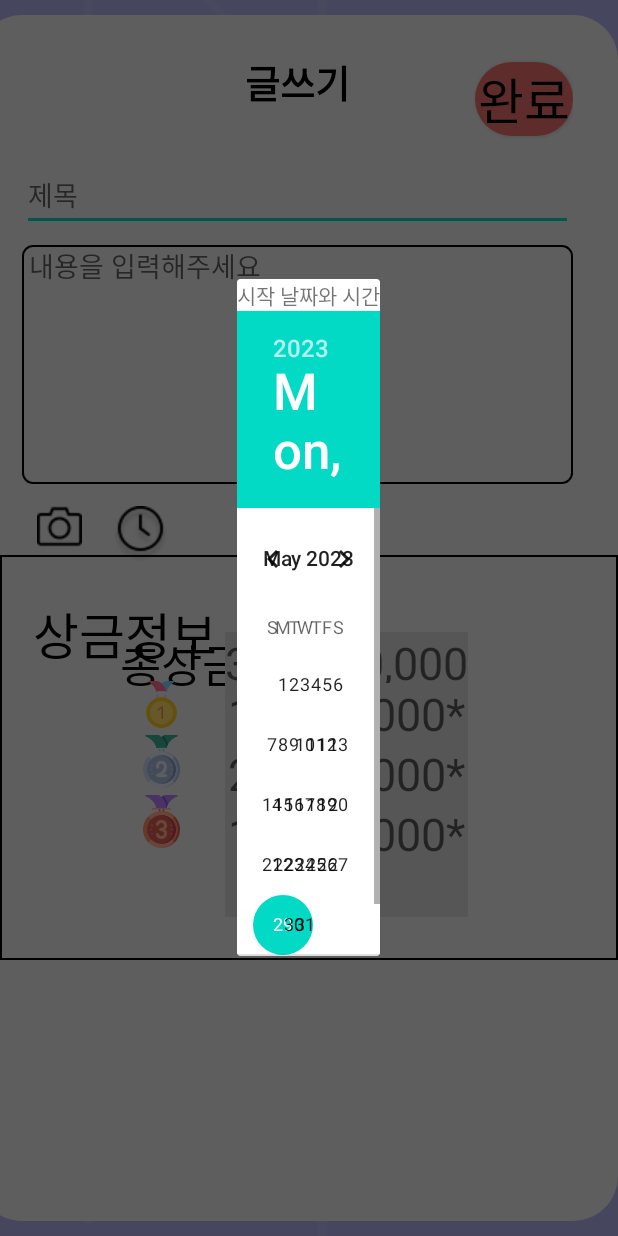
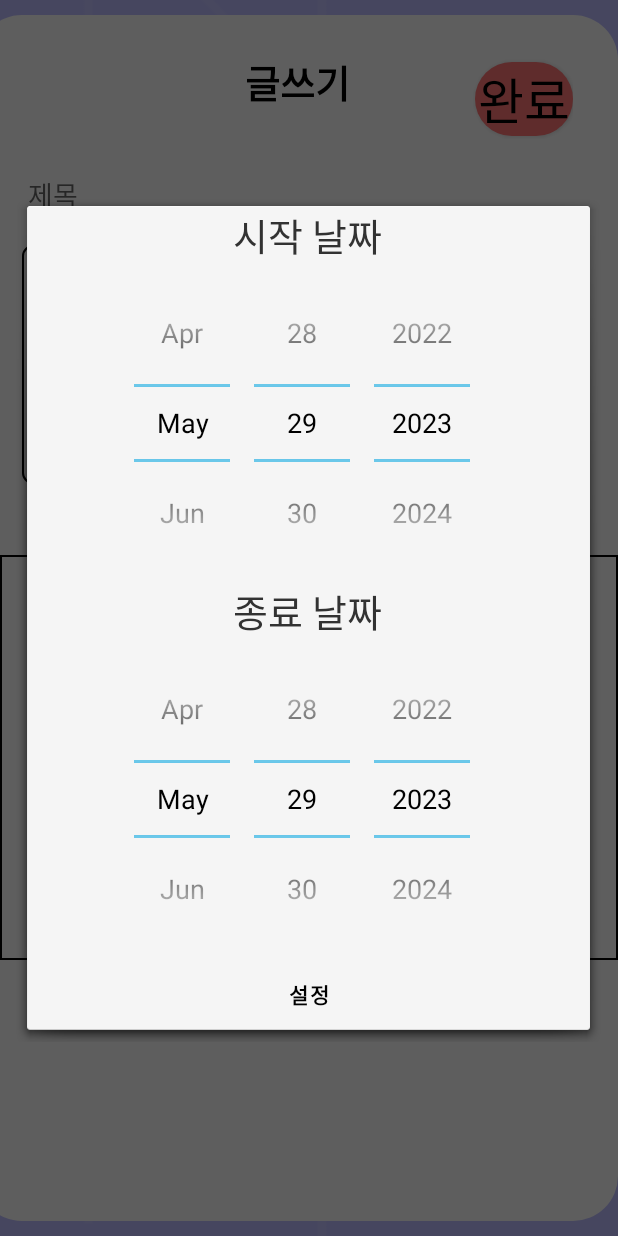
Before and after one commit to wootaegyeoung/android_team_git, an Android app: the write screen opened directly, with no data from a screen before it, after a tap on an icon or button, on a phone screen of 412 x 824 dp. Run offline under Robolectric (Android 15) with nearby library versions, the phone set to English and light mode, and no system bars; our stand-ins replace Firebase (no records; nobody signed in at launch, a user with empty details on screens opened directly); 2 other taps on this screen came first.

Commit message:
일정 설정까지 완료

```diff
--- a/app/build.gradle
+++ b/app/build.gradle
@@ -45,6 +45,6 @@ dependencies {
     implementation 'com.google.firebase:firebase-database'
     implementation 'com.google.firebase:firebase-firestore:24.6.0'
     implementation 'com.google.firebase:firebase-storage:20.0.0'
-
+    implementation 'com.borax12.materialdaterangepicker:library:2.0'
 
 }
--- a/app/src/main/java/com/gachon/mp_termproject/write.java
+++ b/app/src/main/java/com/gachon/mp_termproject/write.java
@@ -33,7 +33,7 @@ import java.util.List;
 import java.util.Map;
 import java.time.LocalDateTime;
 import java.util.UUID;
-
+import androidx.core.util.Pair;
 
 public class write extends AppCompatActivity {
 
@@ -70,7 +70,7 @@ public class write extends AppCompatActivity {
 
                 // 글 올린 시간
                 LocalDateTime currentTime = LocalDateTime.now();
-                String ct = currentTime.getYear() + "-" + currentTime.getMonth() + "-" + currentTime.getDayOfMonth() + " " + currentTime.getHour() + ":" + currentTime.getMinute() + ":" + currentTime.getSecond();
+                String ct = currentTime.getYear() + "-" + currentTime.getMonthValue() + "-" + currentTime.getDayOfMonth() + " " + currentTime.getHour() + ":" + currentTime.getMinute() + ":" + currentTime.getSecond();
 
                 write_content.put("제목", str_title);
                 write_content.put("내용", str_content);
@@ -95,6 +95,7 @@ public class write extends AppCompatActivity {
                 Intent intent = new Intent(Intent.ACTION_PICK);
                 intent.setType("image/*");
                 startActivityForResult(intent, 1);
+                btn_camera.setBackgroundResource(R.drawable.camera_fin);
             }
 
 
@@ -173,15 +174,13 @@ public class write extends AppCompatActivity {
     }
 
     private void showMenuDialog() {
-        Dialog dialog = new Dialog(this);
+        Dialog dialog = new Dialog(this, android.R.style.Theme_Holo_Light_Dialog_NoActionBar_MinWidth);
         dialog.setContentView(R.layout.timeset); // 메뉴 화면의 레이아웃 설정
 
         // 메뉴 화면에서 필요한 뷰 요소들 가져오기
         DatePicker startDatePicker = dialog.findViewById(R.id.startDatePicker);
-        TimePicker startTimePicker = dialog.findViewById(R.id.startTimePicker);
         DatePicker endDatePicker = dialog.findViewById(R.id.endDatePicker);
-        TimePicker endTimePicker = dialog.findViewById(R.id.endTimePicker);
-        Button confirmButton = dialog.findViewById(R.id.confirmButton);
+        Button confirmButton = dialog.findViewById(R.id.btn_set);
 
         // 확인 버튼 클릭 이벤트 처리
         confirmButton.setOnClickListener(v -> {
@@ -189,17 +188,15 @@ public class write extends AppCompatActivity {
             int startYear = startDatePicker.getYear();
             int startMonth = startDatePicker.getMonth() + 1; // 월은 0부터 시작하므로 1을 더함
             int startDay = startDatePicker.getDayOfMonth();
-            int startHour = startTimePicker.getHour();
-            int startMinute = startTimePicker.getMinute();
+            String startDate = Integer.toString(startYear) + "-" + Integer.toString(startMonth) + "-" + Integer.toString(startDay);
+            write_content.put("시작날짜", startDate);
 
             int endYear = endDatePicker.getYear();
-            int endMonth = endDatePicker.getMonth() + 1;
+            int endMonth = endDatePicker.getMonth() + 1; // 월은 0부터 시작하므로 1을 더함
             int endDay = endDatePicker.getDayOfMonth();
-            int endHour = endTimePicker.getHour();
-            int endMinute = endTimePicker.getMinute();
+            String endDate = Integer.toString(endYear) + "-" + Integer.toString(endMonth) + "-" + Integer.toString(endDay);
+            write_content.put("종료날짜", endDate);
 
-            // 선택된 날짜와 시간 활용 예시: Firebase Firestore에 저장 등
-            // ...
 
             // 팝업 창 닫기
             dialog.dismiss();
--- a/app/src/main/res/layout/activity_write.xml
+++ b/app/src/main/res/layout/activity_write.xml
@@ -145,50 +145,50 @@
             android:src="@drawable/rank3" />
 
         <EditText
+            android:id = "@+id/total_reward"
             android:layout_width="match_parent"
             android:layout_height="wrap_content"
             android:layout_marginLeft="150dp"
             android:layout_marginRight="100dp"
             android:layout_marginTop="51dp"
             android:background="#D9D9D9"
-            android:hint="300,000,000"
             android:textAlignment = "center"
             android:layout_marginBottom = "20dp"
             android:textColor="@color/black"
             android:textSize="45px" />
 
         <EditText
+            android:id = "@+id/first_reward"
             android:layout_width="match_parent"
             android:layout_height="wrap_content"
             android:layout_marginLeft="150dp"
             android:layout_marginRight="100dp"
             android:layout_marginTop="85dp"
             android:background="#D9D9D9"
-            android:hint="10,000,000*2"
             android:textAlignment = "center"
             android:textColor="@color/black"
             android:textSize="45px" />
 
         <EditText
+            android:id = "@+id/second_reward"
             android:layout_width="match_parent"
             android:layout_height="wrap_content"
             android:layout_marginLeft="150dp"
             android:layout_marginRight="100dp"
             android:layout_marginTop="125dp"
             android:background="#D9D9D9"
-            android:hint="20,000,000*3"
             android:textAlignment = "center"
             android:textColor="@color/black"
             android:textSize="45px" />
 
         <EditText
+            android:id = "@+id/third_reward"
             android:layout_width="match_parent"
             android:layout_height="wrap_content"
             android:layout_marginLeft="150dp"
             android:layout_marginRight="100dp"
             android:layout_marginTop="165dp"
             android:background="#D9D9D9"
-            android:hint="10,000,000*5"
             android:textAlignment = "center"
             android:textColor="@color/black"
             android:textSize="45px" />
--- a/app/src/main/res/layout/timeset.xml
+++ b/app/src/main/res/layout/timeset.xml
@@ -1,25 +1,57 @@
 <?xml version="1.0" encoding="utf-8"?>
-<FrameLayout xmlns:android="http://schemas.android.com/apk/res/android"
+<LinearLayout xmlns:android="http://schemas.android.com/apk/res/android"
     android:layout_width="match_parent"
     android:layout_height="match_parent"
     android:orientation="vertical">
 
     <LinearLayout
-        android:layout_width="match_parent"
+        android:layout_width="wrap_content"
         android:layout_height="wrap_content"
-        android:orientation="vertical">
+        android:orientation="vertical"
+        android:layout_gravity = "center">
 
         <TextView
             android:layout_width="wrap_content"
             android:layout_height="wrap_content"
-            android:text="시작 날짜와 시간" />
+            android:layout_gravity = "center"
+            android:text="시작 날짜"
+            android:textSize = "25dp"/>
 
         <DatePicker
             android:id="@+id/startDatePicker"
-            android:layout_width="match_parent"
-            android:layout_height="wrap_content" />
+            android:layout_width="wrap_content"
+            android:layout_height="wrap_content"
+            android:datePickerMode="spinner"
+            android:calendarViewShown="false"/>
     </LinearLayout>
+    <LinearLayout
+        android:layout_width="wrap_content"
+        android:layout_height="wrap_content"
+        android:orientation="vertical"
+        android:layout_gravity = "center">
 
+        <TextView
+            android:layout_width="wrap_content"
+            android:layout_height="wrap_content"
+            android:layout_gravity = "center"
+            android:text="종료 날짜"
+            android:textSize = "25dp"/>
 
+        <DatePicker
+            android:id="@+id/endDatePicker"
+            android:layout_width="wrap_content"
+            android:layout_height="wrap_content"
+            android:datePickerMode="spinner"
+            android:calendarViewShown="false"/>
+    </LinearLayout>
+    <Button
+        android:id="@+id/btn_set"
+        android:layout_width="wrap_content"
+        android:layout_height="wrap_content"
+        android:background = "@android:color/transparent"
+        android:layout_gravity = "center"
+        android:text= "설정"
+        android:textColor = "#000000"
+        android:textStyle= "bold"/>
 
-</FrameLayout>
+</LinearLayout>
```
Also changed, not shown: app/src/main/res/drawable/camera_fin.png (added), app/src/main/res/drawable/time_set.png (added).
